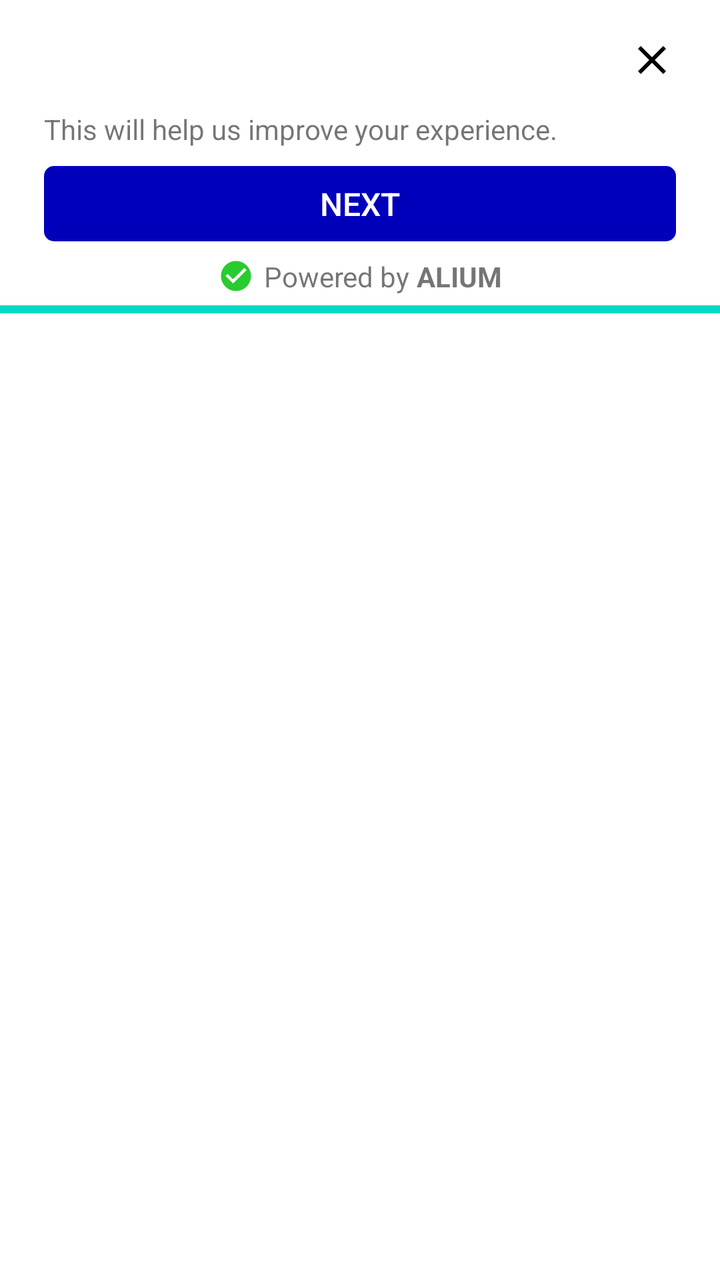
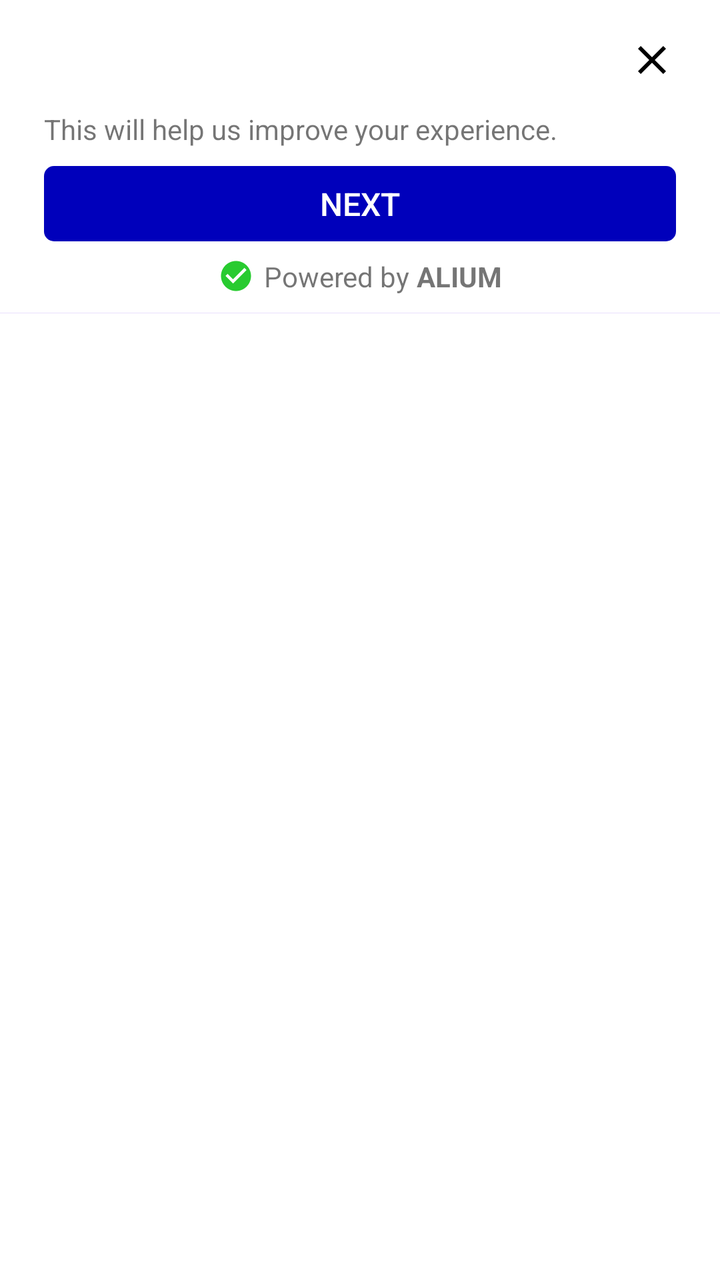

Two renders of the same Android screen: before a commit and after it. Below are the layout's source before the change and the commit's diff.
<!-- AndroidManifest.xml: another module's application theme Theme.AliumAndroidSDK -->
<!-- res/layout/bottom_survey_layout.xml -->
<?xml version="1.0" encoding="utf-8"?>
<LinearLayout
    xmlns:android="http://schemas.android.com/apk/res/android"
    xmlns:app="http://schemas.android.com/apk/res-auto"
    android:layout_width="match_parent"
    android:layout_height="wrap_content"
    android:layout_marginHorizontal="20dp"
    android:layout_marginVertical="8dp"
    android:paddingTop="18dp"
    android:paddingBottom="0dp"
    android:id="@+id/dialog_layout"
    android:background="@drawable/dialog_bg"
    android:clipToPadding="true"
    android:clipChildren="true"
    android:orientation="vertical">
    <RelativeLayout
        android:paddingHorizontal="22dp"
        android:layout_width="match_parent"
        android:layout_height="wrap_content"
        android:orientation="vertical"
        android:layout_marginBottom="0dp"


        >
        <androidx.constraintlayout.widget.ConstraintLayout
            android:id="@+id/question_container"
            android:layout_width="match_parent"
            android:layout_height="wrap_content">

            <androidx.appcompat.widget.AppCompatTextView
                android:id="@+id/survey_question_text"
                android:layout_width="0dp"
                android:layout_height="wrap_content"
                android:paddingRight="2dp"
                android:textColor="@color/black"
                android:textSize="20sp"
                app:layout_constraintEnd_toStartOf="@+id/close_dialog_btn"
                app:layout_constraintStart_toStartOf="parent"
                app:layout_constraintTop_toTopOf="parent" />

            <androidx.appcompat.widget.AppCompatImageView
                android:id="@+id/close_dialog_btn"
                android:layout_width="wrap_content"
                android:layout_height="wrap_content"
                android:src="@drawable/ic_close"
                android:visibility="visible"
                app:layout_constraintEnd_toEndOf="parent"
                app:layout_constraintTop_toTopOf="parent" />
        </androidx.constraintlayout.widget.ConstraintLayout>

        <androidx.appcompat.widget.AppCompatTextView
            android:id="@+id/help_improve_experience_textview"
            android:layout_width="match_parent"
            android:layout_height="wrap_content"
            android:layout_marginTop="10dp"
            android:layout_below="@+id/question_container"
            android:text="This will help us improve your experience." />

        <RelativeLayout
            android:layout_marginVertical="3dp"
            android:id="@+id/dialog_layout_content"
            android:layout_width="match_parent"
            android:layout_height="wrap_content"
            android:layout_below="@+id/help_improve_experience_textview"
            android:orientation="vertical"
            />

        <androidx.appcompat.widget.AppCompatButton
            android:layout_width="match_parent"
            android:layout_height="wrap_content"
            android:layout_below="@+id/dialog_layout_content"
            android:id="@+id/btn_next"
            android:background="@drawable/next_btn_bg"
            android:gravity="center"
            android:foregroundGravity="center_horizontal"
            android:text="Next"
            android:enabled="false"
            android:textSize="16sp"
            android:insetTop="0dp"
            android:insetBottom="0dp"
            android:minHeight="0dp"
            android:minWidth="0dp"
            android:paddingTop="8dp"
            android:paddingBottom="8dp"
            android:paddingHorizontal="10dp"
            android:layout_centerHorizontal="true"
            android:layout_marginVertical="3dp"
            android:textColor="@color/white" />

        <LinearLayout
            android:id="@+id/linearLayout"
            android:layout_width="match_parent"
            android:layout_height="wrap_content"
            android:layout_below="@+id/btn_next"
            android:layout_marginVertical="5dp"
            android:gravity="center">
            <ImageView
                android:layout_width="wrap_content"
                android:layout_height="wrap_content"
                android:background="@drawable/ic_check_circle" />

            <androidx.appcompat.widget.AppCompatTextView
                android:layout_width="wrap_content"
                android:layout_height="wrap_content"
                android:paddingLeft="5dp"
                android:text="Powered by "
                android:textAlignment="center" />

            <androidx.appcompat.widget.AppCompatTextView

                android:layout_width="wrap_content"
                android:layout_height="wrap_content"
                android:text="ALIUM"
                android:textAlignment="center"
                android:textStyle="bold" />
        </LinearLayout>


    </RelativeLayout>
    <ProgressBar
        android:progress="100"
        android:minHeight="4dp"
        android:layout_margin="0dp"
        android:id="@+id/horizontal_bottom_progressbar"
        style="?android:attr/progressBarStyleHorizontal"
        android:layout_width="match_parent"
        android:layout_height="wrap_content"
        android:padding="0dp" />
</LinearLayout>
<!-- resources referenced by this layout -->
<resources>
  <color name="black">#FF000000</color>
  <color name="white">#FFFFFFFF</color>
  <!-- drawable dialog_bg (drawable) -->
  <?xml version="1.0" encoding="utf-8"?>
  <shape xmlns:android="http://schemas.android.com/apk/res/android" android:shape="rectangle">
  <corners android:radius="10dp"/>
  
      <padding android:left="0dp" android:right="0dp" android:bottom="0dp" android:top="0dp"/>
  
  </shape>
  <!-- drawable ic_check_circle (drawable) -->
  <vector xmlns:android="http://schemas.android.com/apk/res/android" android:height="18dp" android:tint="#28CB30" android:viewportHeight="24" android:viewportWidth="24" android:width="18dp">
        
      <path android:fillColor="@android:color/white" android:pathData="M12,2C6.48,2 2,6.48 2,12s4.48,10 10,10 10,-4.48 10,-10S17.52,2 12,2zM10,17l-5,-5 1.41,-1.41L10,14.17l7.59,-7.59L19,8l-9,9z"/>
      
  </vector>
  <!-- drawable ic_close (drawable) -->
  <vector android:height="24dp" android:tint="#000000"
      android:viewportHeight="24" android:viewportWidth="24"
      android:width="24dp" xmlns:android="http://schemas.android.com/apk/res/android">
      <path android:fillColor="@android:color/white" android:pathData="M19,6.41L17.59,5 12,10.59 6.41,5 5,6.41 10.59,12 5,17.59 6.41,19 12,13.41 17.59,19 19,17.59 13.41,12z"/>
  </vector>
  <!-- drawable next_btn_bg (drawable) -->
  <?xml version="1.0" encoding="utf-8"?>
  <shape xmlns:android="http://schemas.android.com/apk/res/android">
  <corners android:radius="5dp"/>
      <solid android:color="#0000bb"/>
  
  </shape>
  <style name="Theme.AliumAndroidSDK" parent="Theme.MaterialComponents.DayNight.DarkActionBar">
          
          <item name="colorPrimary">@color/purple_500</item>
          <item name="colorPrimaryVariant">@color/purple_700</item>
          <item name="colorOnPrimary">@color/white</item>
          
          <item name="colorSecondary">@color/teal_200</item>
          <item name="colorSecondaryVariant">@color/teal_700</item>
          <item name="colorOnSecondary">@color/black</item>
          
          <item name="android:statusBarColor">?attr/colorPrimaryVariant</item>
          
      </style>
  <color name="purple_500">#FF6200EE</color>
  <color name="purple_700">#FF3700B3</color>
  <color name="teal_200">#FF03DAC5</color>
  <color name="teal_700">#FF018786</color>
</resources>

<!-- the commit's change to res/layout/bottom_survey_layout.xml (unified diff, before → after) -->
@@ -117,13 +117,24 @@
 
 
     </RelativeLayout>
-    <ProgressBar
-        android:progress="100"
-        android:minHeight="4dp"
-        android:layout_margin="0dp"
-        android:id="@+id/horizontal_bottom_progressbar"
-        style="?android:attr/progressBarStyleHorizontal"
+
+
+
+
+
+
+
+
+
+
+
+
+    <com.google.android.material.progressindicator.LinearProgressIndicator
         android:layout_width="match_parent"
         android:layout_height="wrap_content"
-        android:padding="0dp" />
+        app:trackThickness="4dp"
+        android:id="@+id/horizontal_bottom_progressbar"
+        app:trackCornerRadius="10dp"
+        app:showAnimationBehavior="outward"
+        />
 </LinearLayout>
